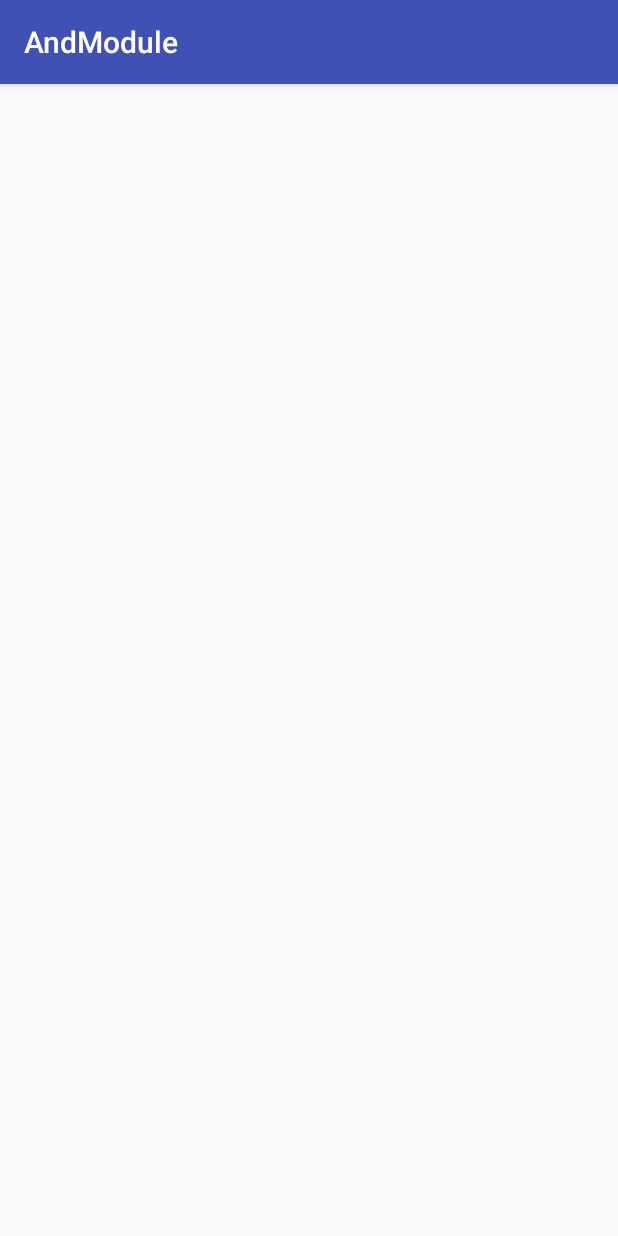
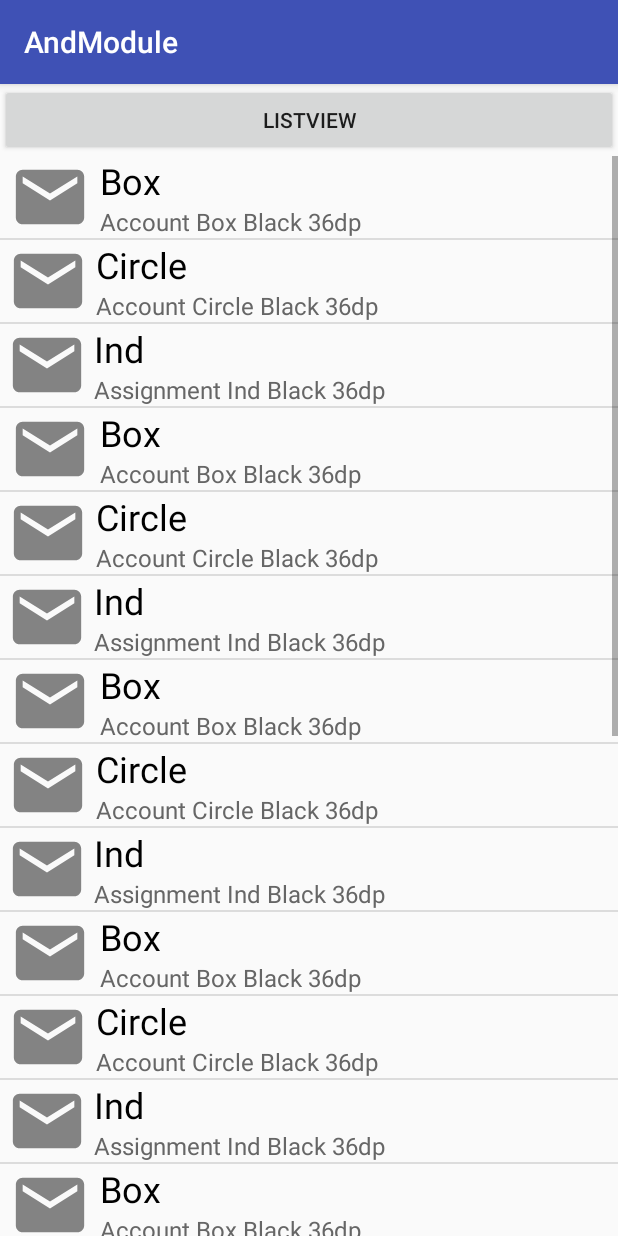
Before and after one commit to leeminyong/simpleapp, an Android app: the ListViewActivity screen opened directly, with no data from a screen before it, on a phone screen of 412 x 824 dp. Run offline under Robolectric (Android 15) with nearby library versions, the phone set to English and light mode, and no system bars.

Commit message:
리스트뷰 수정

```diff
--- a/app/src/main/java/com/aiden/andmodule/activity/ListViewActivity.java
+++ b/app/src/main/java/com/aiden/andmodule/activity/ListViewActivity.java
@@ -1,10 +1,17 @@
 package com.aiden.andmodule.activity;
 
 import androidx.appcompat.app.AppCompatActivity;
+import androidx.core.content.ContextCompat;
 
+import android.graphics.drawable.Drawable;
 import android.os.Bundle;
+import android.view.View;
+import android.widget.AdapterView;
+import android.widget.ListView;
 
 import com.aiden.andmodule.R;
+import com.aiden.andmodule.adapter.ListViewAdapter;
+import com.aiden.andmodule.model.ListViewItem;
 
 public class ListViewActivity extends AppCompatActivity {
 
@@ -12,5 +19,57 @@ public class ListViewActivity extends AppCompatActivity {
     protected void onCreate(Bundle savedInstanceState) {
         super.onCreate(savedInstanceState);
         setContentView(R.layout.activity_list);
+
+        ListView listview ;
+        ListViewAdapter adapter;
+
+        // Adapter 생성
+        adapter = new ListViewAdapter() ;
+
+        // 리스트뷰 참조 및 Adapter달기
+        listview = (ListView) findViewById(R.id.listview);
+        listview.setAdapter(adapter);
+
+
+        adapter.addItem(ContextCompat.getDrawable(this, R.drawable.ic_mail_gray_24dp),"Box", "Account Box Black 36dp") ;
+        adapter.addItem(ContextCompat.getDrawable(this, R.drawable.ic_mail_gray_24dp),"Circle", "Account Circle Black 36dp") ;
+        adapter.addItem(ContextCompat.getDrawable(this, R.drawable.ic_mail_gray_24dp),"Ind", "Assignment Ind Black 36dp") ;
+        adapter.addItem(ContextCompat.getDrawable(this, R.drawable.ic_mail_gray_24dp),"Box", "Account Box Black 36dp") ;
+        adapter.addItem(ContextCompat.getDrawable(this, R.drawable.ic_mail_gray_24dp),"Circle", "Account Circle Black 36dp") ;
+        adapter.addItem(ContextCompat.getDrawable(this, R.drawable.ic_mail_gray_24dp),"Ind", "Assignment Ind Black 36dp") ;
+        adapter.addItem(ContextCompat.getDrawable(this, R.drawable.ic_mail_gray_24dp),"Box", "Account Box Black 36dp") ;
+        adapter.addItem(ContextCompat.getDrawable(this, R.drawable.ic_mail_gray_24dp),"Circle", "Account Circle Black 36dp") ;
+        adapter.addItem(ContextCompat.getDrawable(this, R.drawable.ic_mail_gray_24dp),"Ind", "Assignment Ind Black 36dp") ;
+        adapter.addItem(ContextCompat.getDrawable(this, R.drawable.ic_mail_gray_24dp),"Box", "Account Box Black 36dp") ;
+        adapter.addItem(ContextCompat.getDrawable(this, R.drawable.ic_mail_gray_24dp),"Circle", "Account Circle Black 36dp") ;
+        adapter.addItem(ContextCompat.getDrawable(this, R.drawable.ic_mail_gray_24dp),"Ind", "Assignment Ind Black 36dp") ;
+        adapter.addItem(ContextCompat.getDrawable(this, R.drawable.ic_mail_gray_24dp),"Box", "Account Box Black 36dp") ;
+        adapter.addItem(ContextCompat.getDrawable(this, R.drawable.ic_mail_gray_24dp),"Circle", "Account Circle Black 36dp") ;
+        adapter.addItem(ContextCompat.getDrawable(this, R.drawable.ic_mail_gray_24dp),"Ind", "Assignment Ind Black 36dp") ;
+        adapter.addItem(ContextCompat.getDrawable(this, R.drawable.ic_mail_gray_24dp),"Box", "Account Box Black 36dp") ;
+        adapter.addItem(ContextCompat.getDrawable(this, R.drawable.ic_mail_gray_24dp),"Circle", "Account Circle Black 36dp") ;
+        adapter.addItem(ContextCompat.getDrawable(this, R.drawable.ic_mail_gray_24dp),"Ind", "Assignment Ind Black 36dp") ;
+        adapter.addItem(ContextCompat.getDrawable(this, R.drawable.ic_mail_gray_24dp),"Box", "Account Box Black 36dp") ;
+        adapter.addItem(ContextCompat.getDrawable(this, R.drawable.ic_mail_gray_24dp),"Circle", "Account Circle Black 36dp") ;
+        adapter.addItem(ContextCompat.getDrawable(this, R.drawable.ic_mail_gray_24dp),"Ind", "Assignment Ind Black 36dp") ;
+        adapter.addItem(ContextCompat.getDrawable(this, R.drawable.ic_mail_gray_24dp),"Box", "Account Box Black 36dp") ;
+        adapter.addItem(ContextCompat.getDrawable(this, R.drawable.ic_mail_gray_24dp),"Circle", "Account Circle Black 36dp") ;
+        adapter.addItem(ContextCompat.getDrawable(this, R.drawable.ic_mail_gray_24dp),"Ind", "Assignment Ind Black 36dp") ;
+
+        // 위에서 생성한 listview에 클릭 이벤트 핸들러 정의.
+        listview.setOnItemClickListener(new AdapterView.OnItemClickListener() {
+            @Override
+            public void onItemClick(AdapterView parent, View v, int position, long id) {
+                // get item
+                ListViewItem item = (ListViewItem) parent.getItemAtPosition(position) ;
+
+                String titleStr = item.getTitle() ;
+                String descStr = item.getDesc() ;
+                Drawable iconDrawable = item.getIcon() ;
+
+                // TODO : use item data.
+            }
+        }) ;
+
     }
 }
--- a/app/src/main/java/com/aiden/andmodule/activity/MainActivity.java
+++ b/app/src/main/java/com/aiden/andmodule/activity/MainActivity.java
@@ -37,7 +37,7 @@ public class MainActivity extends AppCompatActivity {
             cityNames.add("TabHost");
             cityNames.add("ConsLayout");
             cityNames.add("Databinding");
-            cityNames.add("");
+            cityNames.add("Listview");
             cityNames.add("");
             cityNames.add("");
             cityNames.add("");
@@ -113,9 +113,12 @@ public class MainActivity extends AppCompatActivity {
                             break;
 
                         case 9:
-                            intent = new Intent(MainActivity.this, NinePatchActivity.class);
+                            intent = new Intent(MainActivity.this, ListViewActivity.class);
                             intent.addFlags(Intent.FLAG_ACTIVITY_CLEAR_TOP | Intent.FLAG_ACTIVITY_SINGLE_TOP);
                             startActivity(intent);
+                            break;
+                        case 10:
+
                             break;
                         //DialogActivity
                         //ToogleActivity
--- /dev/null
+++ b/app/src/main/java/com/aiden/andmodule/adapter/ListViewAdapter.java
@@ -0,0 +1,69 @@
+package com.aiden.andmodule.adapter;
+
+import android.content.Context;
+import android.graphics.drawable.Drawable;
+import android.view.LayoutInflater;
+import android.view.View;
+import android.view.ViewGroup;
+import android.widget.BaseAdapter;
+import android.widget.ImageView;
+import android.widget.TextView;
+
+import com.aiden.andmodule.R;
+import com.aiden.andmodule.model.ListViewItem;
+
+import java.util.ArrayList;
+
+public class ListViewAdapter extends BaseAdapter {
+    // Adapter에 추가된 데이터를 저장하기 위한 ArrayList
+    private ArrayList<ListViewItem> listViewItemList = new ArrayList<ListViewItem>() ;
+    public ListViewAdapter() {   }
+    @Override
+    public int getCount() {
+        return listViewItemList.size() ;
+    }
+
+    // position에 위치한 데이터를 화면에 출력하는데 사용될 View를 리턴. : 필수 구현
+    @Override
+    public View getView(int position, View convertView, ViewGroup parent) {
+        final int pos = position;
+        final Context context = parent.getContext();
+        // "listview_item" Layout을 inflate하여 convertView 참조 획득.
+        if (convertView == null) {
+            LayoutInflater inflater = (LayoutInflater) context.getSystemService(Context.LAYOUT_INFLATER_SERVICE);
+            convertView = inflater.inflate(R.layout.listview_item, parent, false);
+        }
+
+        ImageView iconImageView = convertView.findViewById(R.id.imageView1) ;
+        TextView titleTextView = convertView.findViewById(R.id.textView1) ;
+        TextView descTextView =  convertView.findViewById(R.id.textView2) ;
+
+        // Data Set(listViewItemList)에서 position에 위치한 데이터 참조 획득
+        ListViewItem listViewItem = listViewItemList.get(position);
+
+        // 아이템 내 각 위젯에 데이터 반영
+        iconImageView.setImageDrawable(listViewItem.getIcon());
+        titleTextView.setText(listViewItem.getTitle());
+        descTextView.setText(listViewItem.getDesc());
+
+        return convertView;
+    }
+
+
+    @Override
+    public long getItemId(int position) {
+        return position ;
+    }
+    @Override
+    public Object getItem(int position) {
+        return listViewItemList.get(position) ;
+    }
+    public void addItem(Drawable icon, String title, String desc) {
+        ListViewItem item = new ListViewItem();
+        item.setIcon(icon);
+        item.setTitle(title);
+        item.setDesc(desc);
+        listViewItemList.add(item);
+    }
+
+}
--- /dev/null
+++ b/app/src/main/java/com/aiden/andmodule/model/ListViewItem.java
@@ -0,0 +1,29 @@
+package com.aiden.andmodule.model;
+
+import android.graphics.drawable.Drawable;
+
+public class ListViewItem {
+    private Drawable iconDrawable ;
+    private String titleStr ;
+    private String descStr ;
+
+    public void setIcon(Drawable icon) {
+        iconDrawable = icon ;
+    }
+    public void setTitle(String title) {
+        titleStr = title ;
+    }
+    public void setDesc(String desc) {
+        descStr = desc ;
+    }
+
+    public Drawable getIcon() {
+        return this.iconDrawable ;
+    }
+    public String getTitle() {
+        return this.titleStr ;
+    }
+    public String getDesc() {
+        return this.descStr ;
+    }
+}
--- a/app/src/main/res/layout/activity_list.xml
+++ b/app/src/main/res/layout/activity_list.xml
@@ -5,7 +5,13 @@
     xmlns:tools="http://schemas.android.com/tools"
     android:layout_width="match_parent"
     android:layout_height="match_parent"
+    android:orientation="vertical"
     tools:context=".activity.ListViewActivity">
+    <Button
+        android:layout_width="match_parent"
+        android:layout_height="wrap_content"
+        android:text="Listview"
+        />
     <ListView
         android:id="@+id/listview"
         android:layout_width="match_parent"
```
